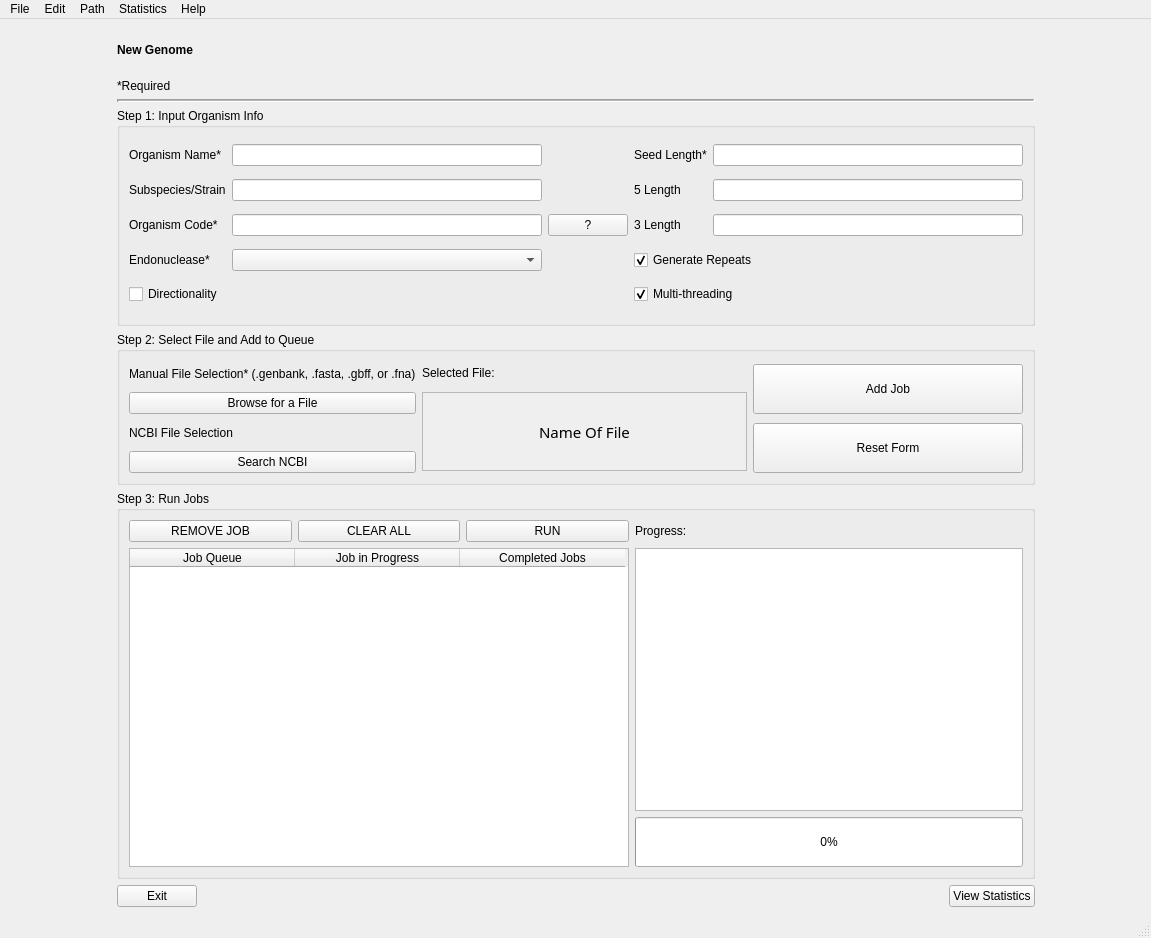
Old version of the form NewGenome.ui in the repository TrinhLab/CASPERapp.
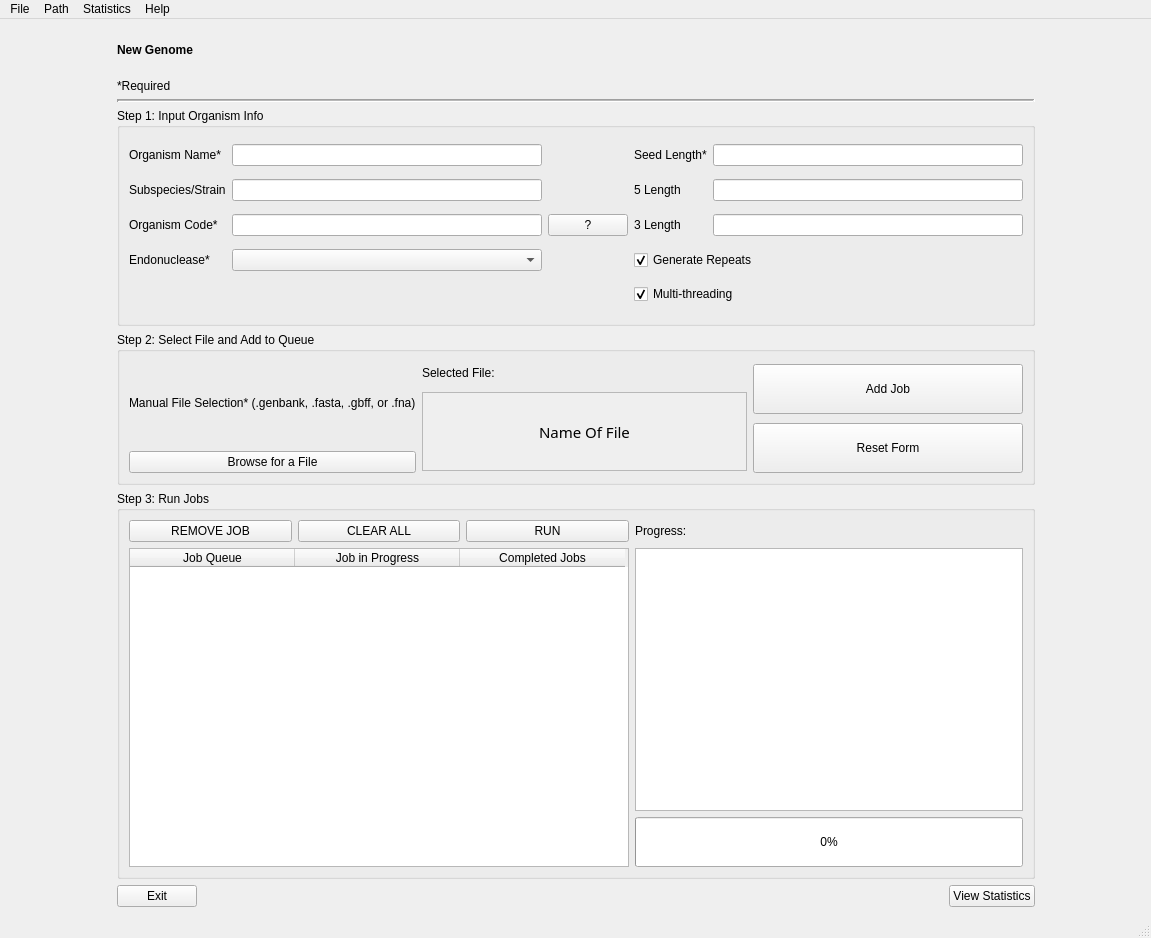
New version of the form.

Commit message: Pushing update to NewGenome. Made directionality be pulled from CASPERinfo file, removed add endo option (its in main), and removed NCBI tool access for now since you can't currently get FNA/Fasta files from it

```diff
--- a/NewGenome.ui
+++ b/NewGenome.ui
@@ -155,13 +155,6 @@
              </property>
             </widget>
            </item>
-           <item row="2" column="0">
-            <widget class="QLabel" name="label_6">
-             <property name="text">
-              <string>NCBI File Selection</string>
-             </property>
-            </widget>
-           </item>
            <item row="1" column="0">
             <widget class="QPushButton" name="browseForFile">
              <property name="text">
@@ -169,13 +162,6 @@
              </property>
             </widget>
            </item>
-           <item row="3" column="0">
-            <widget class="QPushButton" name="NCBI_File_Search">
-             <property name="text">
-              <string>Search NCBI</string>
-             </property>
-            </widget>
-           </item>
           </layout>
          </item>
          <item row="0" column="3" rowspan="2">
@@ -317,13 +303,6 @@
              </property>
             </widget>
            </item>
-           <item row="7" column="0" colspan="2">
-            <widget class="QCheckBox" name="directionality">
-             <property name="text">
-              <string>Directionality</string>
-             </property>
-            </widget>
-           </item>
           </layout>
          </item>
         </layout>
@@ -536,12 +515,6 @@
     </property>
     <addaction name="actionExisting_Organism"/>
    </widget>
-   <widget class="QMenu" name="menuEdit">
-    <property name="title">
-     <string>Edit</string>
-    </property>
-    <addaction name="actionAdd_Endonuclease"/>
-   </widget>
    <widget class="QMenu" name="menuPath">
     <property name="title">
      <string>Path</string>
@@ -562,7 +535,6 @@
     <addaction name="go_ncbi"/>
    </widget>
    <addaction name="menuFile"/>
-   <addaction name="menuEdit"/>
    <addaction name="menuPath"/>
    <addaction name="menuStatistics"/>
    <addaction name="menuHelp"/>
```
Left out of the diff: 4 changed lines with no effect on the pictures. The commit also changes 1 other file.
